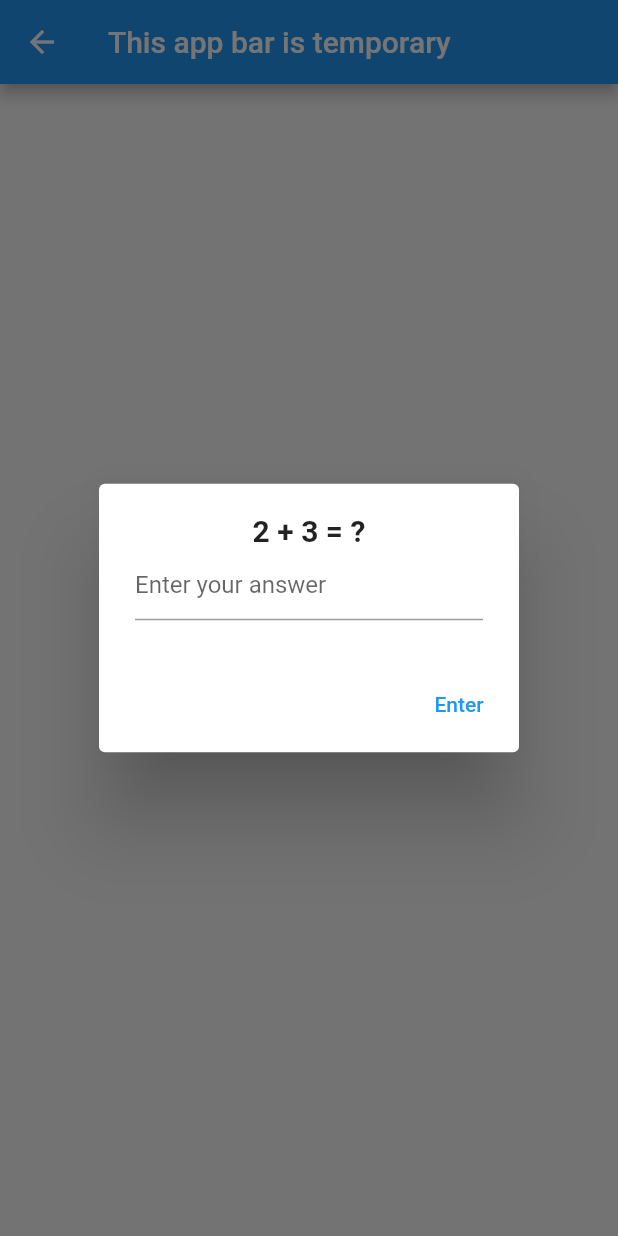
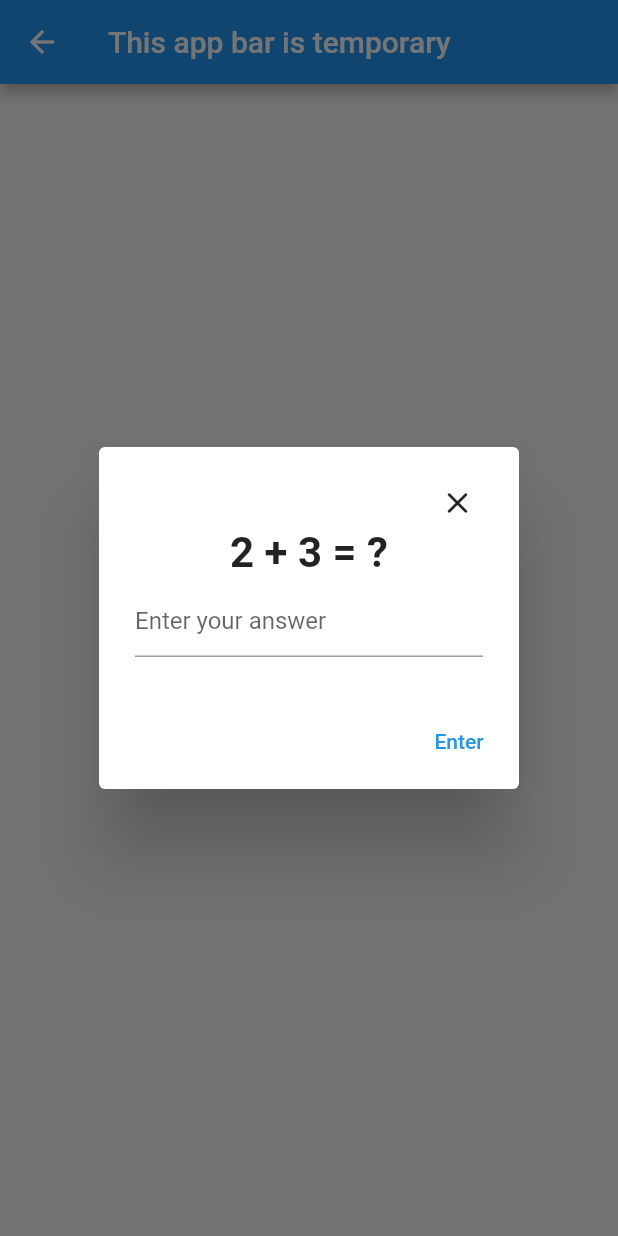
Before and after one commit to carriebarrett/math_go, a Flutter app: the BattleScreen screen opened by its route, after a tap on "Show Question", on a phone screen of 412 x 824 dp. Run offline on Flutter 3.47's test engine with Material 2 defaults, Android fonts, the phone set to English and light mode, and no system bars; our stand-ins replace flutter_map, latlong2, location; network calls fail.

Commit message:
add close button

```diff
--- a/lib/screens/battle.dart
+++ b/lib/screens/battle.dart
@@ -19,11 +19,24 @@ class _BattleScreenState extends State<BattleScreen> {
             key: _formKey,
             child: Column(
               mainAxisSize: MainAxisSize.min,
-              children: [
+              mainAxisAlignment: MainAxisAlignment.center,
+              children: <Widget>[
+                Padding(
+                  padding: const EdgeInsets.fromLTRB(0, 5, 5, 0),
+                  child: Container(
+                    alignment: FractionalOffset.topRight,
+                    child: GestureDetector(child: const Icon(Icons.close_rounded),
+                      onTap: () {
+                        Navigator.of(context).pop();
+                      },),
+                  ),
+                ),
+                const SizedBox(height: 5),
                 const Text('2 + 3 = ?',
                   textAlign: TextAlign.center,
-                  style: TextStyle(fontWeight: FontWeight.bold, fontSize: 20),
+                  style: TextStyle(fontWeight: FontWeight.bold, fontSize: 28),
                 ),
+                const SizedBox(height: 5),
                 TextFormField(
                   controller: _textEditingController,
                   validator: (value){
```
